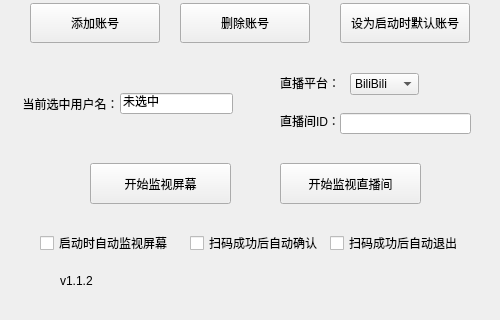
First picture: the form in src/MHY_Scanner_Gui/ScannerGui.ui, repository Theresa-0328/MHY_Scanner, before the edit; both pictures show x 0 to 500 and y 280 to 600 of the 500 by 600 pixel window.
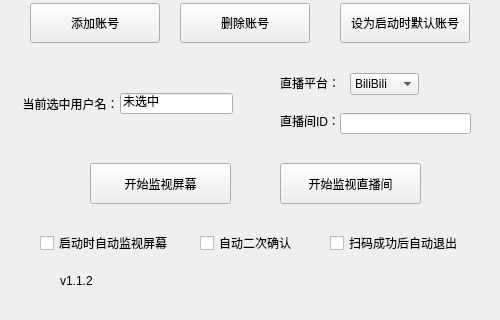
Second picture: the form after the edit.

```diff
--- a/src/MHY_Scanner_Gui/ScannerGui.ui
+++ b/src/MHY_Scanner_Gui/ScannerGui.ui
@@ -329,14 +329,14 @@
    <widget class="QCheckBox" name="checkBoxAutoLogin">
     <property name="geometry">
      <rect>
-      <x>190</x>
+      <x>200</x>
       <y>490</y>
       <width>131</width>
       <height>20</height>
      </rect>
     </property>
     <property name="text">
-     <string>扫码成功后自动确认</string>
+     <string>自动二次确认</string>
     </property>
    </widget>
   </widget>
```
